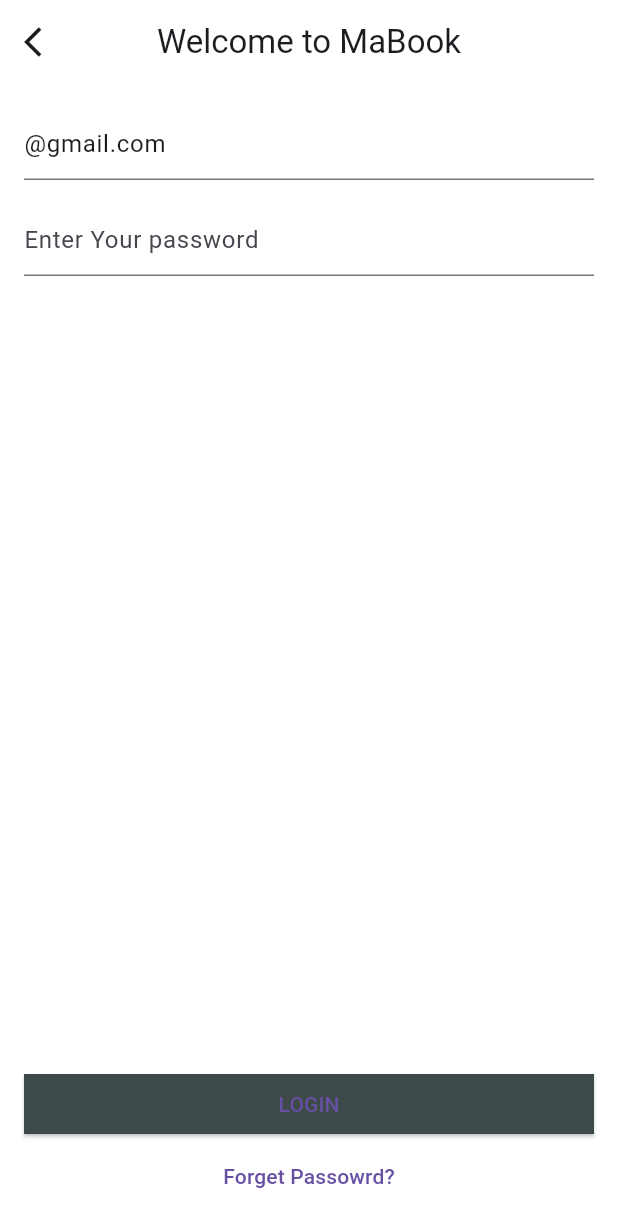
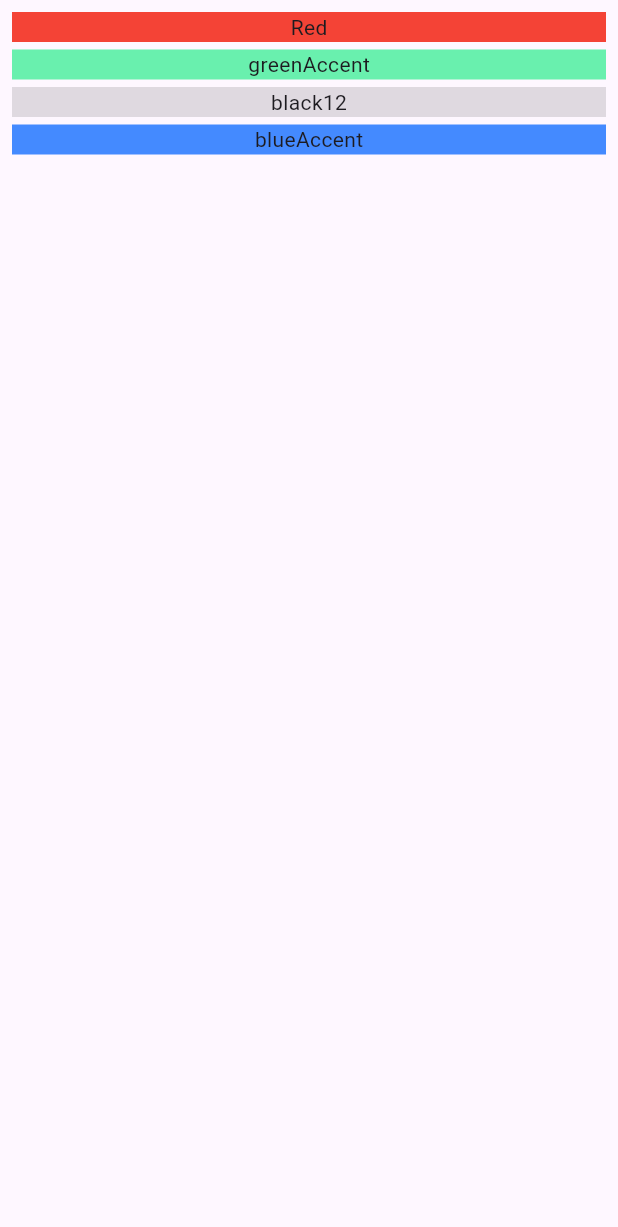
Before and after one commit to AmmarAgeeza/Up-Flutter-Round-3, a Flutter app: the screen it shows after launch, on a phone screen of 412 x 824 dp. Shown: the top 1227 px of the screen. Run offline on Flutter 3.47's test engine with Material 3 defaults, Android fonts, the light colour scheme and no system bars.

Commit message:
intro to flutter scrollable widgets

```diff
--- a/lib/flutter_interactive_widgets/login_screen.dart
+++ b/lib/flutter_interactive_widgets/login_screen.dart
@@ -1,10 +1,23 @@
+import 'dart:developer';
+
 import 'package:flutter/material.dart';
 
-class LoginScreen extends StatelessWidget {
-  LoginScreen({super.key});
-  TextEditingController emailController =
-      TextEditingController(text: '@gmail.com');
+class LoginScreen extends StatefulWidget {
+  const LoginScreen({super.key});
+
+  @override
+  State<LoginScreen> createState() => _LoginScreenState();
+}
+
+class _LoginScreenState extends State<LoginScreen> {
+  TextEditingController emailController = TextEditingController();
+
   TextEditingController passwordController = TextEditingController();
+
+  GlobalKey<FormState> formKey = GlobalKey<FormState>();
+
+  bool isPassword = true;
+
   @override
   Widget build(BuildContext context) {
     return Scaffold(
@@ -20,15 +33,39 @@
         ),
         body: Padding(
           padding: const EdgeInsets.all(16.0),
+          child: Form(
+            key: formKey,
             child: Column(
               children: [
                 //Column
                 // 1.TextField => email
-              TextField(
+
+                // TextField(
+                //   // enabled: false,
+                //   controller: emailController,
+                //   textInputAction: TextInputAction.next,
+                //   // keyboardType: TextInputType.phone,
+                //   decoration: const InputDecoration(
+                //     // fillColor: Colors.grey,
+                //     // filled: true,
+                //     hintText: 'Enter Your Email',
+                //   ),
+                // ),
+                TextFormField(
                   // enabled: false,
                   controller: emailController,
                   textInputAction: TextInputAction.next,
                   // keyboardType: TextInputType.phone,
+                  autovalidateMode: AutovalidateMode.onUserInteraction,
+                  validator: (value) {
+                    if (value!.isEmpty) {
+                      return 'email can not be empty';
+                    }
+                    if (!value.contains('@gmail.com')) {
+                      return 'Please enter a valid email';
+                    }
+                    return null;
+                  },
                   decoration: const InputDecoration(
                     // fillColor: Colors.grey,
                     // filled: true,
@@ -75,18 +112,20 @@
                 const SizedBox(
                   height: 16,
                 ),
+                // TextField(
+                //   controller: passwordController,
+                //   textInputAction: TextInputAction.done,
+                //   // keyboardType: TextInputType.phone,
+                //   decoration: const InputDecoration(
+                //     // fillColor: Colors.grey,
+                //     // filled: true,
+                //     hintText: 'Enter Your password',
+                //   ),
+                // ),
+                //!password
                 TextField(
-                controller: passwordController,
-                textInputAction: TextInputAction.done,
-                // keyboardType: TextInputType.phone,
-                decoration: const InputDecoration(
-                  // fillColor: Colors.grey,
-                  // filled: true,
-                  hintText: 'Enter Your password',
-                ),
-              ),
-              /*
-              TextField(
+                  obscureText: isPassword,
+                  obscuringCharacter: '*',
                   controller: passwordController,
                   cursorColor: Colors.black,
                   onChanged: (value) {
@@ -95,14 +134,23 @@
                   onSubmitted: (value) {
                     // log(value);
                     log(passwordController.text);
-                  passwordController.clear();
+                    // passwordController.clear();
                   },
                   decoration: InputDecoration(
                     // prefix: Icon(Icons.lock),
                     prefixIcon: const Icon(Icons.lock),
-                  suffixIcon: const Icon(Icons.visibility_off),
+                    suffixIcon: InkWell(
+                      onTap: () {
+                        // isPassword=isPassword?false:true;
+                        isPassword = !isPassword;
+                        setState(() {});
+                      },
+                      child: Icon(
+                          isPassword ? Icons.visibility_off : Icons.visibility),
+                    ),
                     hintText: 'Enter Your Passord',
                     labelText: 'Password',
+
                     // label: const Row(
                     //   children: [Text('P'), Icon(Icons.mail)],
                     // ),
@@ -123,7 +171,7 @@
                     ),
                   ),
                 ),
-             */
+
                 // 3.Spacer
                 const Spacer(),
                 const SizedBox(
@@ -134,7 +182,12 @@
                   width: double.infinity,
                   child: ElevatedButton(
                     onLongPress: () {},
-                  onPressed: () {},
+                    onPressed: () {
+                      if (formKey.currentState!.validate()) {
+                        //fadgfsd
+                        log(emailController.text);
+                      }
+                    },
                     style: ElevatedButton.styleFrom(
                       shape: const RoundedRectangleBorder(
                           // borderRadius: BorderRadius.circular(0),
@@ -152,6 +205,7 @@
                 ),
               ],
             ),
+          ),
         ));
   }
 }
--- /dev/null
+++ b/lib/flutter_scrollable_widgets/flutter_scrollable_widgets.dart
@@ -0,0 +1,44 @@
+import 'package:flutter/material.dart';
+
+class FlutterScrollabeWidgets extends StatelessWidget {
+  const FlutterScrollabeWidgets({super.key});
+
+  @override
+  Widget build(BuildContext context) {
+    return Scaffold(
+      body: SafeArea(
+        child: Padding(
+          padding: const EdgeInsets.all(8.0),
+          child: ListView.separated(
+            // scrollDirection: Axis.horizontal,
+            separatorBuilder: (context, index) => const SizedBox(
+              height: 5,
+            ),
+            itemCount: ColorModel.colors.length,
+            itemBuilder: (context, index) {
+              return Container(
+                // margin: const EdgeInsets.only(bottom: 8.0),
+                width: 200,
+                color: ColorModel.colors[index].color,
+                child: Center(child: Text(ColorModel.colors[index].title)),
+              );
+            },
+          ),
+        ),
+      ),
+    );
+  }
+}
+
+class ColorModel {
+  final Color color;
+  final String title;
+
+  ColorModel({required this.color, required this.title});
+  static List<ColorModel> colors = [
+    ColorModel(color: Colors.red, title: 'Red'),
+    ColorModel(color: Colors.greenAccent, title: 'greenAccent'),
+    ColorModel(color: Colors.black12, title: 'black12'),
+    ColorModel(color: Colors.blueAccent, title: 'blueAccent'),
+  ];
+}
--- a/lib/main.dart
+++ b/lib/main.dart
@@ -1,6 +1,6 @@
 import 'package:flutter/material.dart';
 
-import 'flutter_interactive_widgets/login_screen.dart';
+import 'flutter_scrollable_widgets/flutter_scrollable_widgets.dart';
 
 void main() {
   // tests();
@@ -13,10 +13,10 @@
   @override
   Widget build(BuildContext context) {
     // print(counter++);
-    return MaterialApp(
+    return const MaterialApp(
       debugShowCheckedModeBanner: false,
       title: 'Up Flutter Round 3',
-      home: LoginScreen(),
+      home: FlutterScrollabeWidgets(),
     );
   }
 }
```
Lines whose indentation alone changed are shown as unchanged.
